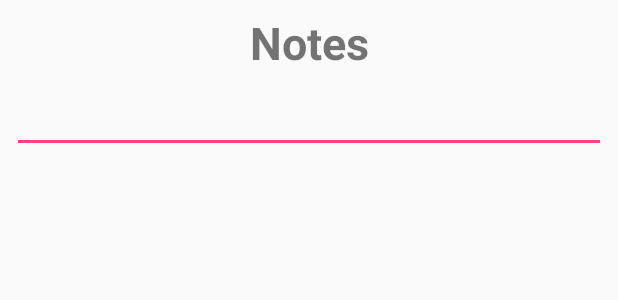
After one commit to vincentcote87/RoleSlayer, an Android app: the layout activity_character_notes_page.xml on its own in the app's theme, with its tools: preview values and no code run, on a phone screen of 412 x 824 dp. The commit adds this screen. Shown: the top 300 px of the screen. Run offline under Robolectric (Android 15) with nearby library versions, the phone set to English and light mode, and no system bars.

Commit message:
added notes section

```diff
--- a/RoleSlayer/app/src/main/AndroidManifest.xml
+++ b/RoleSlayer/app/src/main/AndroidManifest.xml
@@ -19,7 +19,8 @@
         </activity>
         <activity android:name=".CharacterMainPage" />
         <activity android:name=".CharacterBasics" />
-        <activity android:name=".CharacterInventoryPage"></activity>
+        <activity android:name=".CharacterInventoryPage" />
+        <activity android:name=".CharacterNotesPage"></activity>
     </application>
 
 </manifest>
--- /dev/null
+++ b/RoleSlayer/app/src/main/res/layout/activity_character_notes_page.xml
@@ -0,0 +1,37 @@
+<?xml version="1.0" encoding="utf-8"?>
+<android.support.constraint.ConstraintLayout xmlns:android="http://schemas.android.com/apk/res/android"
+    xmlns:app="http://schemas.android.com/apk/res-auto"
+    xmlns:tools="http://schemas.android.com/tools"
+    android:layout_width="match_parent"
+    android:layout_height="match_parent"
+    tools:context=".CharacterNotesPage">
+
+    <TextView
+        android:id="@+id/notesHeader"
+        android:layout_width="0dp"
+        android:layout_height="wrap_content"
+        android:layout_marginEnd="8dp"
+        android:layout_marginStart="8dp"
+        android:layout_marginTop="8dp"
+        android:text="@string/notesHeader"
+        android:textAlignment="center"
+        android:textSize="30sp"
+        android:textStyle="bold"
+        app:layout_constraintEnd_toEndOf="parent"
+        app:layout_constraintStart_toStartOf="parent"
+        app:layout_constraintTop_toTopOf="parent" />
+
+    <EditText
+        android:id="@+id/notesInputView"
+        android:layout_width="0dp"
+        android:layout_height="wrap_content"
+        android:layout_marginEnd="8dp"
+        android:layout_marginStart="8dp"
+        android:layout_marginTop="8dp"
+        android:ems="10"
+        android:inputType="textMultiLine"
+        app:layout_constraintEnd_toEndOf="parent"
+        app:layout_constraintStart_toStartOf="parent"
+        app:layout_constraintTop_toBottomOf="@+id/notesHeader" />
+
+</android.support.constraint.ConstraintLayout>
```
Also changed, not shown: RoleSlayer/app/src/main/java/com/roleslayin/roleslayer/CharacterMainPage.java (+9 -0 lines), RoleSlayer/app/src/main/java/com/roleslayin/roleslayer/CharacterNotesPage.java (added, +29 -0 lines), RoleSlayer/app/src/main/java/com/roleslayin/roleslayer/MainActivity.java (+0 -16 lines), RoleSlayer/app/src/main/java/com/roleslayin/roleslayer/PlayerCharacter.java (+23 -10 lines).
